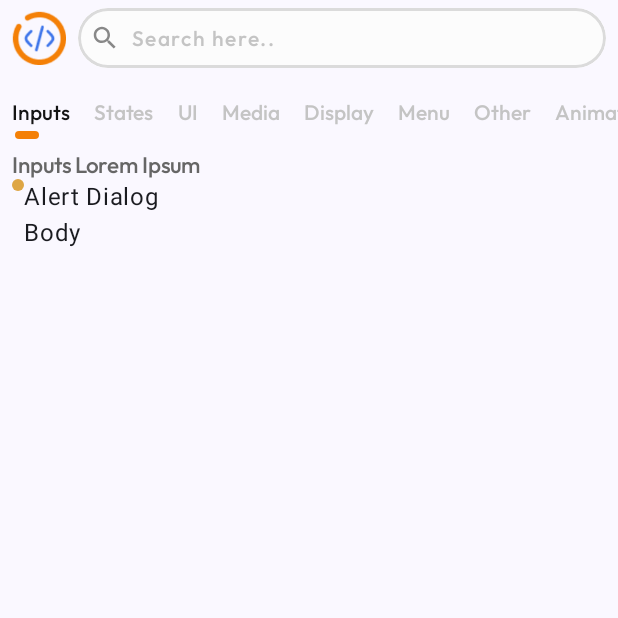
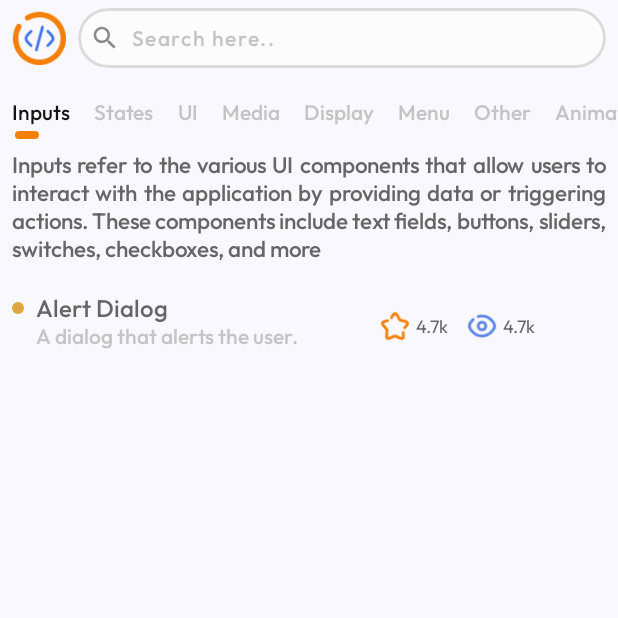
Before and after one commit to amzik763/codebase, an Android app built with Jetpack Compose: the screen it shows after launch (MainActivity), after a tap on "Inputs", on a phone screen of 412 x 824 dp, the top half of it. Run offline under Robolectric (Android 15) with nearby library versions, the phone set to English and light mode, and no system bars; our stand-ins replace Dagger/Hilt's generated code.

Commit message:
Main Items UI completed

```diff
--- a/app/build.gradle.kts
+++ b/app/build.gradle.kts
@@ -113,6 +113,9 @@ dependencies {
     //GSON
     implementation("com.google.code.gson:gson:2.10.1")
 
+    //COIL
+    implementation("io.coil-kt:coil-compose:2.1.0")
+    implementation("io.coil-kt:coil-svg:2.1.0")
 }
 
 
--- a/app/src/main/java/com/amzi/codebase/dataClasses/loadData.kt
+++ b/app/src/main/java/com/amzi/codebase/dataClasses/loadData.kt
@@ -2,19 +2,19 @@ package com.amzi.codebase.dataClasses
 // Function to create ItemMainData
 fun createItemMainData(): List<itemMainData> {
     return listOf(
-        itemMainData(itemID = 1, itemDisplayName = "Row Layout", itemGroup = GroupType.ROW, itemType = ItemType.LAYOUT, itemLevel = Level.MEDIUM, isPremium = true, info = "A layout that arranges items in a horizontal sequence."),
-        itemMainData(itemID = 2, itemDisplayName = "Column Layout", itemGroup = GroupType.COLUMN, itemType = ItemType.LAYOUT, itemLevel = Level.EASY, isPremium = false, info = "A layout that arranges items in a vertical sequence."),
-        itemMainData(itemID = 3, itemDisplayName = "Grid Layout", itemGroup = GroupType.GRID, itemType = ItemType.LAYOUT, itemLevel = Level.HARD, isPremium = true, info = "A layout that arranges items in a grid format."),
-        itemMainData(itemID = 4, itemDisplayName = "Alert Dialog", itemGroup = GroupType.ALERTDIAOLOG, itemType = ItemType.UI, itemLevel = Level.MEDIUM, isPremium = false, info = "A dialog that alerts the user."),
-        itemMainData(itemID = 5, itemDisplayName = "Dropdown Menu", itemGroup = GroupType.DROPDOWNMENU, itemType = ItemType.MENU, itemLevel = Level.EASY, isPremium = true, info = "A menu that drops down to show options."),
-        itemMainData(itemID = 6, itemDisplayName = "Navigator", itemGroup = GroupType.NAVIGATOR, itemType = ItemType.NAVIGATION, itemLevel = Level.MEDIUM, isPremium = true, info = "A component that navigates between screens."),
-        itemMainData(itemID = 7, itemDisplayName = "Media Player", itemGroup = GroupType.NAVIGATOR, itemType = ItemType.MEDIA, itemLevel = Level.HARD, isPremium = false, info = "A player for audio and video media."),
-        itemMainData(itemID = 8, itemDisplayName = "State Management", itemGroup = GroupType.COLUMN, itemType = ItemType.STATES, itemLevel = Level.EASY, isPremium = true, info = "Managing the state of the application."),
-        itemMainData(itemID = 9, itemDisplayName = "Animations", itemGroup = GroupType.NAVHOST, itemType = ItemType.ANIMATION, itemLevel = Level.MEDIUM, isPremium = true, info = "Adding animations to your UI."),
-        itemMainData(itemID = 10, itemDisplayName = "State Management", itemGroup = GroupType.NAVHOST, itemType = ItemType.STATES, itemLevel = Level.MEDIUM, isPremium = true, info = "Adding animations to your UI."),
-        itemMainData(itemID =11, itemDisplayName = "State Management", itemGroup = GroupType.NAVHOST, itemType = ItemType.STATES, itemLevel = Level.MEDIUM, isPremium = true, info = "Adding animations to your UI."),
-        itemMainData(itemID = 12, itemDisplayName = "State Management", itemGroup = GroupType.NAVHOST, itemType = ItemType.ANIMATION, itemLevel = Level.MEDIUM, isPremium = true, info = "Adding animations to your UI."),
-        itemMainData(itemID = 13, itemDisplayName = "Navigation Host", itemGroup = GroupType.NAVHOST, itemType = ItemType.NAVIGATION, itemLevel = Level.HARD, isPremium = false, info = "A host for managing navigation in your app.")
+        itemMainData(itemID = 1, itemDisplayName = "Row Layout", itemGroup = GroupType.ROW, itemType = ItemType.LAYOUT, itemLevel = Level.MEDIUM, info = "A layout that arranges items in a horizontal sequence."),
+        itemMainData(itemID = 2, itemDisplayName = "Column Layout", itemGroup = GroupType.COLUMN, itemType = ItemType.LAYOUT, itemLevel = Level.EASY, info = "A layout that arranges items in a vertical sequence."),
+        itemMainData(itemID = 3, itemDisplayName = "Grid Layout", itemGroup = GroupType.GRID, itemType = ItemType.LAYOUT, itemLevel = Level.HARD, info = "A layout that arranges items in a grid format."),
+        itemMainData(itemID = 4, itemDisplayName = "Alert Dialog", itemGroup = GroupType.ALERTDIAOLOG, itemType = ItemType.UI, itemLevel = Level.MEDIUM, info = "A dialog that alerts the user."),
+        itemMainData(itemID = 5, itemDisplayName = "Dropdown Menu", itemGroup = GroupType.DROPDOWNMENU, itemType = ItemType.MENU, itemLevel = Level.EASY, info = "A menu that drops down to show options."),
+        itemMainData(itemID = 6, itemDisplayName = "Navigator", itemGroup = GroupType.NAVIGATOR, itemType = ItemType.NAVIGATION, itemLevel = Level.MEDIUM, info = "A component that navigates between screens."),
+        itemMainData(itemID = 7, itemDisplayName = "Media Player", itemGroup = GroupType.NAVIGATOR, itemType = ItemType.MEDIA, itemLevel = Level.HARD, info = "A player for audio and video media."),
+        itemMainData(itemID = 8, itemDisplayName = "State Management", itemGroup = GroupType.COLUMN, itemType = ItemType.STATES, itemLevel = Level.EASY, info = "Managing the state of the application."),
+        itemMainData(itemID = 9, itemDisplayName = "Animations", itemGroup = GroupType.NAVHOST, itemType = ItemType.ANIMATION, itemLevel = Level.MEDIUM, info = "Adding animations to your UI."),
+        itemMainData(itemID = 10, itemDisplayName = "State Management", itemGroup = GroupType.NAVHOST, itemType = ItemType.STATES, itemLevel = Level.MEDIUM, info = "Adding animations to your UI."),
+        itemMainData(itemID =11, itemDisplayName = "State Management", itemGroup = GroupType.NAVHOST, itemType = ItemType.STATES, itemLevel = Level.MEDIUM, info = "Adding animations to your UI."),
+        itemMainData(itemID = 12, itemDisplayName = "State Management", itemGroup = GroupType.NAVHOST, itemType = ItemType.ANIMATION, itemLevel = Level.MEDIUM, info = "Adding animations to your UI."),
+        itemMainData(itemID = 13, itemDisplayName = "Navigation Host", itemGroup = GroupType.NAVHOST, itemType = ItemType.NAVIGATION, itemLevel = Level.HARD, info = "A host for managing navigation in your app.")
     )
 }
 
--- a/app/src/main/java/com/amzi/codebase/dataClasses/mainData.kt
+++ b/app/src/main/java/com/amzi/codebase/dataClasses/mainData.kt
@@ -6,14 +6,13 @@ data class itemMainData(
     val itemGroup:GroupType?=null,
     val itemType: ItemType?=null,
     val itemLevel:Level?=Level.EASY,
-    val isPremium:Boolean?=true,
     val info:String?=""
 )
 
 data class itemMainDataFromServer(
     val itemID: Int? = 0,
     val noOfViews:Int?=0,
-    val noOfReviews:Int?=0
+    val noOfReviews:Int?=0,
 )
 
 data class ItemInnerDetails(
@@ -26,7 +25,8 @@ data class ItemInnerDetails(
 data class ItemInnerDetailsFromServer(
     val itemID: Int? = 0,
     val gitLink:String?="",
-    val youtubeLink:String?=""
+    val youtubeLink:String?="",
+    val isPremium:Boolean?=true,
 )
 
 data class CodeSnippets(
@@ -58,7 +58,7 @@ enum class GroupType(val value:String){
 
 enum class ItemType(val value:String, val info:String) {
     LAYOUT("Layout","Layouts are used to define how UI elements (composables) are arranged and displayed on the screen. These functions determine the position, size, and alignment of child composables."),
-    INPUTS("Inputs","Inputs Lorem Ipsum"),
+    INPUTS("Inputs","Inputs refer to the various UI components that allow users to interact with the application by providing data or triggering actions. These components include text fields, buttons, sliders, switches, checkboxes, and more"),
     STATES("States","States Lorem Ipsum"),
     UI("UI","Lorem Ipsum"),
     MEDIA("Media","Lorem Ipsum"),
--- a/app/src/main/java/com/amzi/codebase/screens/dashboardContent.kt
+++ b/app/src/main/java/com/amzi/codebase/screens/dashboardContent.kt
@@ -1,30 +1,39 @@
 package com.amzi.codebase.screens
 
 import android.util.Log
+import androidx.compose.foundation.Image
 import androidx.compose.foundation.background
 import androidx.compose.foundation.layout.Box
 import androidx.compose.foundation.layout.Column
 import androidx.compose.foundation.layout.Row
+import androidx.compose.foundation.layout.Spacer
+import androidx.compose.foundation.layout.fillMaxHeight
 import androidx.compose.foundation.layout.fillMaxSize
 import androidx.compose.foundation.layout.fillMaxWidth
 import androidx.compose.foundation.layout.height
 import androidx.compose.foundation.layout.padding
 import androidx.compose.foundation.layout.size
+import androidx.compose.foundation.layout.width
 import androidx.compose.foundation.lazy.LazyColumn
 import androidx.compose.foundation.lazy.itemsIndexed
 import androidx.compose.foundation.shape.CircleShape
 import androidx.compose.material3.Text
 import androidx.compose.runtime.Composable
+import androidx.compose.ui.Alignment
 import androidx.compose.ui.Modifier
 import androidx.compose.ui.draw.clip
+import androidx.compose.ui.res.painterResource
 import androidx.compose.ui.text.TextStyle
+import androidx.compose.ui.text.style.TextAlign
 import androidx.compose.ui.unit.dp
 import androidx.compose.ui.unit.sp
+import com.amzi.codebase.R
 import com.amzi.codebase.dataClasses.Level
 import com.amzi.codebase.dataClasses.itemMainData
 import com.amzi.codebase.ui.theme.CompactTypography
 import com.amzi.codebase.ui.theme.green
 import com.amzi.codebase.ui.theme.grey
+import com.amzi.codebase.ui.theme.lightGrey
 import com.amzi.codebase.ui.theme.red
 import com.amzi.codebase.ui.theme.yellow
 import com.amzi.codebase.viewmodels.mainViewModel
@@ -45,23 +54,26 @@ fun DashboardContent(
 fun MainItem(tabTitles: String, mainViewModel: mainViewModel, items: List<itemMainData>) {
 
     Column(modifier = Modifier.fillMaxSize().padding(horizontal = 8.dp)) {
-        Text(tabTitles, style = TextStyle(fontFamily = CompactTypography.bodyMedium.fontFamily, color = grey, fontSize = 15.sp))
+        Text( tabTitles, textAlign = TextAlign.Justify, style = TextStyle(fontFamily = CompactTypography.bodyMedium.fontFamily, color = grey, fontSize = 15.sp))
 
 
 
         LazyColumn(
-            modifier = Modifier.fillMaxSize()
+            modifier = Modifier.padding(top = 16.dp).fillMaxSize()
         ) {
             itemsIndexed(items) { index, item ->
 
-                Row(modifier = Modifier.fillMaxWidth().height(50.dp)) {
+                Row(modifier = Modifier.padding(vertical = 4.dp).fillMaxWidth().height(44.dp)) {
                     LevelCircle(item.itemLevel!!)
-                    Column() {
-                        Text(item.itemDisplayName.toString())
-                        Text("Body")
+                    Spacer(modifier = Modifier.size(8.dp))
+                    Column(modifier = Modifier.fillMaxWidth(0.55f)) {
+                        Text(item.itemDisplayName.toString(), style = TextStyle(fontFamily = CompactTypography.bodyMedium.fontFamily, color = grey, fontSize = 16.sp))
+                        Text(TrimmedText(item.info!!), style = TextStyle(fontFamily = CompactTypography.bodyMedium.fontFamily, color = lightGrey, fontSize = 14.sp))
                     }
+                    Spacer(modifier = Modifier.size(8.dp))
                     Stats()
                 }
+//                Spacer(modifier = Modifier.height(4.dp).fillMaxWidth())
 
             }
         }
@@ -82,7 +94,7 @@ fun LevelCircle(level: Level){
             red
         }
     }
-    Box(modifier = Modifier.size(8.dp)
+    Box(modifier = Modifier.padding(top = 6.dp).size(8.dp)
         .clip(CircleShape)
         .background(color = colour ))
 
@@ -90,7 +102,26 @@ fun LevelCircle(level: Level){
 
 @Composable
 fun Stats(){
+            Row(modifier = Modifier.fillMaxHeight(1f), verticalAlignment = Alignment.CenterVertically) {
+                Spacer(modifier = Modifier.width(12.dp))
+                Image(painter = painterResource(R.drawable.ic_star), contentDescription = "Eye Icon",  modifier = Modifier.size(20.dp))
+                Spacer(modifier = Modifier.width(4.dp))
+                Text("4.7k", style = TextStyle(fontFamily = CompactTypography.labelSmall.fontFamily, color = grey, fontSize = 12.sp))
+                Spacer(modifier = Modifier.width(12.dp))
+                Image(painter = painterResource(R.drawable.ic_eye), contentDescription = "Eye Icon",  modifier = Modifier.size(20.dp))
+                Spacer(modifier = Modifier.width(4.dp))
+                Text("4.7k", style = TextStyle(fontFamily = CompactTypography.labelSmall.fontFamily, color = grey, fontSize = 12.sp))
+
+            }
+
+}
 
 
-
+fun TrimmedText(itemInfo: String) : String {
+    val trimmedText = if (itemInfo.length > 30) {
+        itemInfo.take(25) + "..." // Trim to 30 characters and add ellipses if longer
+    } else {
+        itemInfo // Display as is if shorter than 30 characters
+    }
+    return trimmedText
 }
```
Also changed, not shown: app/src/main/res/drawable/ic_eye.png (added), app/src/main/res/drawable/ic_star.png (added).
